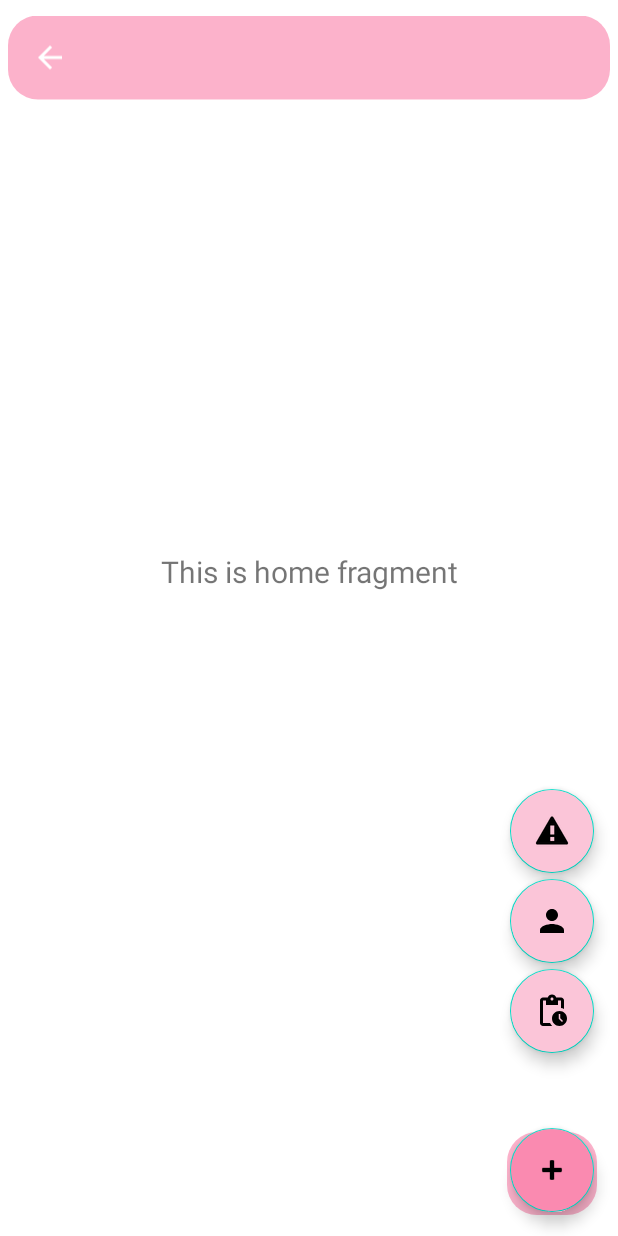
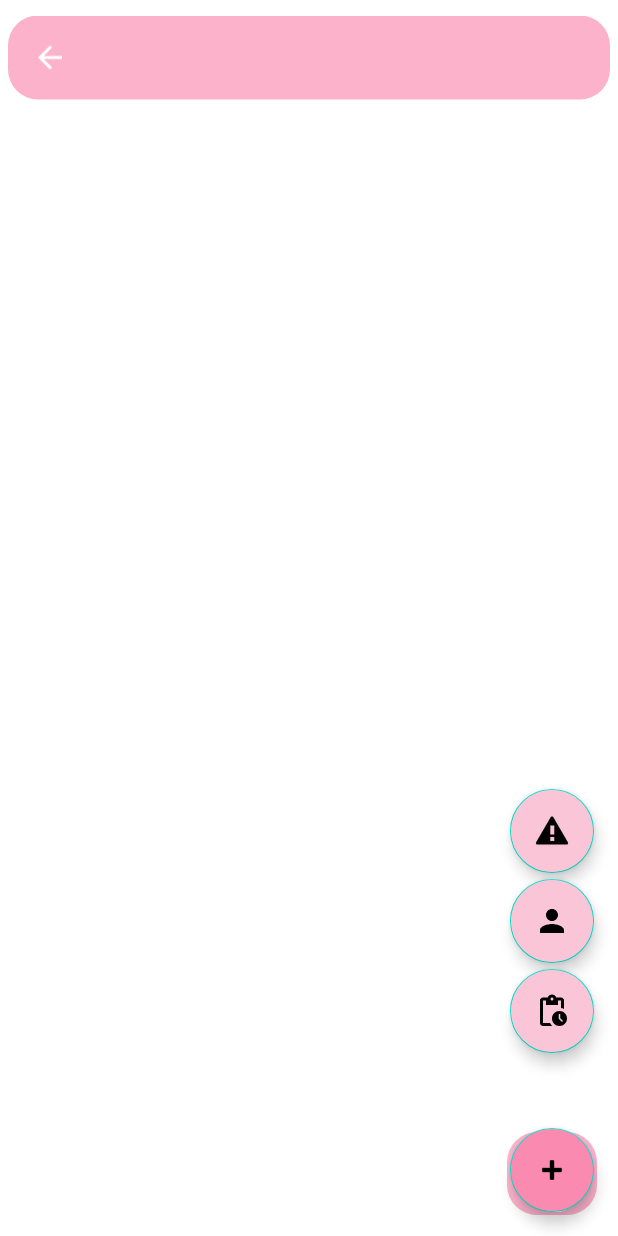
Before and after one commit to aitor-martinezur/AppGestionEventos, an Android app: the layout app_bar_menu.xml on its own in the app's theme, with its tools: preview values and no code run, on a phone screen of 412 x 824 dp. Run offline under Robolectric (Android 15) with nearby library versions, the phone set to English and light mode, and no system bars; Roboto replaces fonts that are not available here.

Commit message:
Update content_menu.xml

```diff
--- a/app/src/main/res/layout/content_menu.xml
+++ b/app/src/main/res/layout/content_menu.xml
@@ -5,17 +5,4 @@
     android:layout_width="match_parent"
     android:layout_height="match_parent"
     app:layout_behavior="@string/appbar_scrolling_view_behavior"
-    tools:showIn="@layout/app_bar_menu">
-
-    <fragment
-        android:id="@+id/nav_host_fragment_content_menu"
-        android:name="androidx.navigation.fragment.NavHostFragment"
-        android:layout_width="239dp"
-        android:layout_height="530dp"
-        android:layout_marginTop="112dp"
-        app:defaultNavHost="true"
-        app:layout_constraintLeft_toLeftOf="parent"
-        app:layout_constraintRight_toRightOf="parent"
-        app:layout_constraintTop_toTopOf="parent"
-        app:navGraph="@navigation/mobile_navigation" />
-</androidx.constraintlayout.widget.ConstraintLayout>
+    tools:showIn="@layout/app_bar_menu"/>
```
